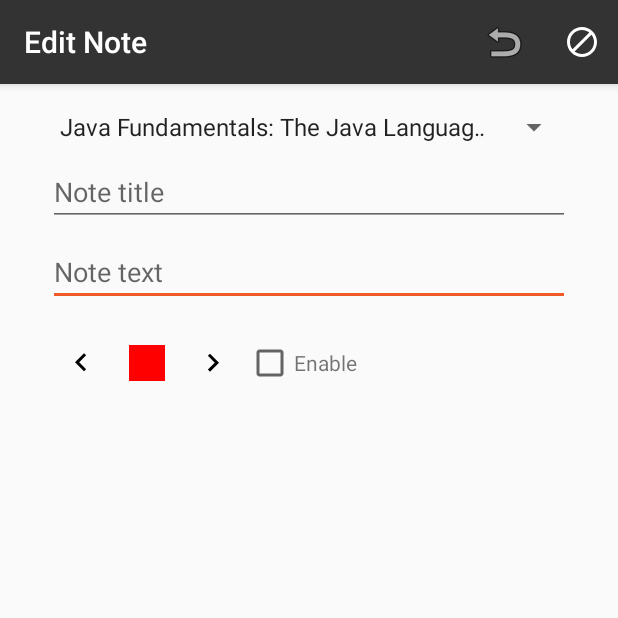
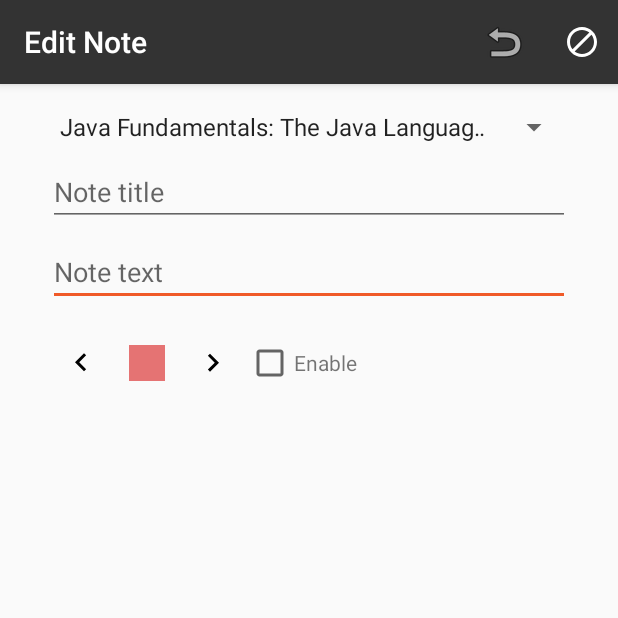
Before and after one commit to SARANSHAJIBABU/Pluralsight, an Android app: the NoteActivity screen opened directly, with no data from a screen before it, on a phone screen of 412 x 824 dp, the top half of it. Run offline under Robolectric (Android 15) with nearby library versions, the phone set to English and light mode, and no system bars.

Commit message:
Custom Views | Added xml attrs to Compound ColorSelector

```diff
--- a/AndroidAppsWithKotlin_CustomViewsStartingCode/app/src/main/java/com/jwhh/notekeeper/ColorSelector.kt
+++ b/AndroidAppsWithKotlin_CustomViewsStartingCode/app/src/main/java/com/jwhh/notekeeper/ColorSelector.kt
@@ -18,7 +18,7 @@ class ColorSelector @JvmOverloads
     constructor(context: Context, attributeSet: AttributeSet?=null,defstyleAttr:Int=0,defstyleRes:Int=0)
     : LinearLayout(context,attributeSet,defstyleAttr,defstyleRes) {
 
-    private val listOfColors = listOf(Color.RED, Color.BLUE, Color.GREEN)
+    private var listOfColors = listOf(Color.RED, Color.BLUE, Color.GREEN)
     private var selectedIndex = 0
     private var listeners: ArrayList<(Int)->Unit> = ArrayList()
 
@@ -36,6 +36,13 @@ class ColorSelector @JvmOverloads
 
     init {
         orientation = LinearLayout.HORIZONTAL
+
+        val typedArray =context.obtainStyledAttributes(attributeSet,R.styleable.ColorSelector)
+        listOfColors = typedArray.getTextArray(R.styleable.ColorSelector_colors)
+                .map {
+                    Color.parseColor(it.toString())
+                }
+        typedArray.recycle()
 
         val inflater = context.getSystemService(Context.LAYOUT_INFLATER_SERVICE) as LayoutInflater
         inflater.inflate(R.layout.color_selector,this)
--- a/AndroidAppsWithKotlin_CustomViewsStartingCode/app/src/main/res/layout/content_main.xml
+++ b/AndroidAppsWithKotlin_CustomViewsStartingCode/app/src/main/res/layout/content_main.xml
@@ -50,5 +50,6 @@
         android:layout_height="wrap_content"
         android:layout_marginTop="16dp"
         app:layout_constraintStart_toStartOf="@+id/spinnerCourses"
-        app:layout_constraintTop_toBottomOf="@+id/textNoteText" />
+        app:layout_constraintTop_toBottomOf="@+id/textNoteText"
+        app:colors="@array/colors"/>
 </android.support.constraint.ConstraintLayout>
--- /dev/null
+++ b/AndroidAppsWithKotlin_CustomViewsStartingCode/app/src/main/res/values/attrs.xml
@@ -0,0 +1,6 @@
+<?xml version="1.0" encoding="utf-8"?>
+<resources>
+    <declare-styleable name="ColorSelector">
+        <attr name="colors" format="reference"/>
+    </declare-styleable>
+</resources>
--- a/AndroidAppsWithKotlin_CustomViewsStartingCode/app/src/main/res/values/strings.xml
+++ b/AndroidAppsWithKotlin_CustomViewsStartingCode/app/src/main/res/values/strings.xml
@@ -8,4 +8,13 @@
     <string name="nav_header_title">Android Studio</string>
     <string name="nav_header_subtitle">android.studio@android.com</string>
     <string name="nav_header_desc">Navigation header</string>
+    <string-array name="colors">
+        <item>#E57373</item>
+        <item>#BA68C8</item>
+        <item>#64B5F6</item>
+        <item>#81C784</item>
+        <item>#FFF176</item>
+        <item>#FFB74D</item>
+        <item>#90A4AE</item>
+    </string-array>
 </resources>
```
